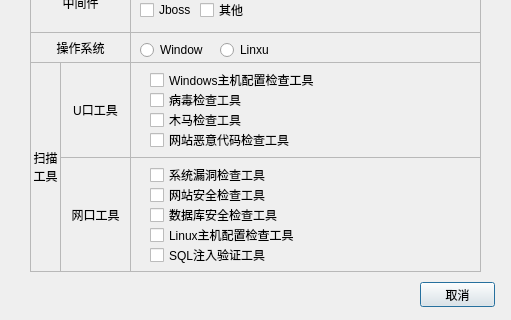
This is addhostdialog.ui in sl5976886/sectool as Qt 5 draws it before an edit; both pictures show x 0 to 511 and y 158 to 478 of the 511 by 478 pixel window. The edited form follows.
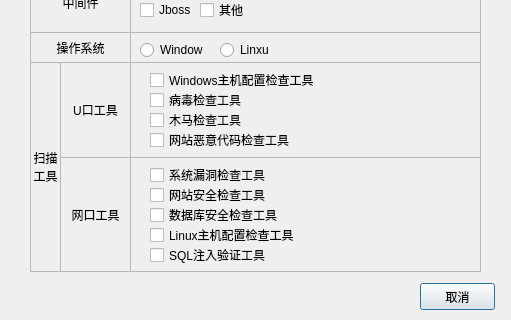
This is the edited form.

```diff
--- a/addhostdialog.ui
+++ b/addhostdialog.ui
@@ -730,9 +730,9 @@
    <property name="geometry">
     <rect>
      <x>420</x>
-     <y>440</y>
+     <y>441</y>
      <width>75</width>
-     <height>25</height>
+     <height>27</height>
     </rect>
    </property>
    <property name="styleSheet">
@@ -761,7 +761,7 @@
      <x>340</x>
      <y>440</y>
      <width>75</width>
-     <height>25</height>
+     <height>30</height>
     </rect>
    </property>
    <property name="text">
```
Left out of the diff: 2 changed lines with no effect on the pictures.
